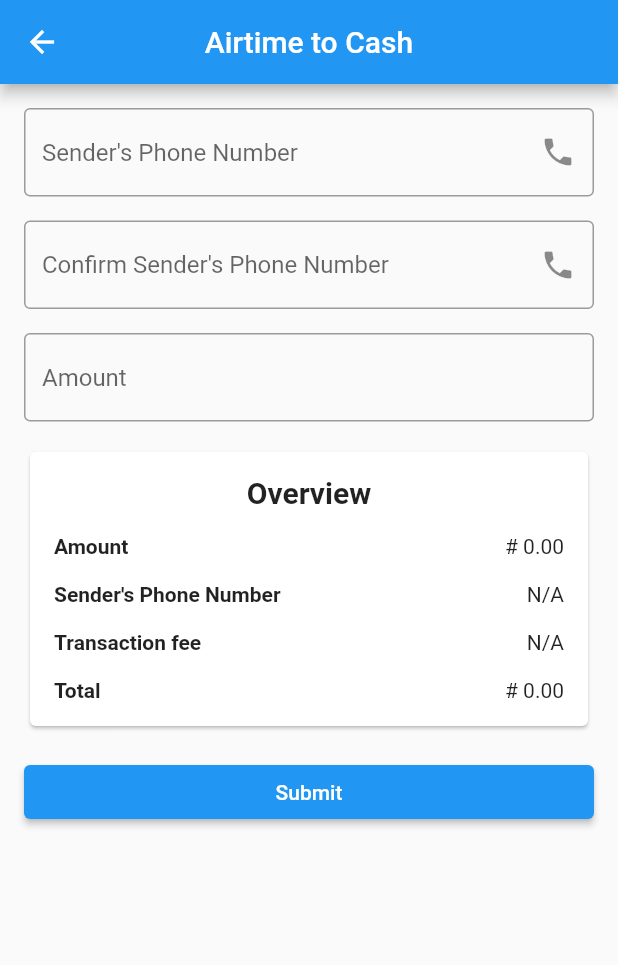
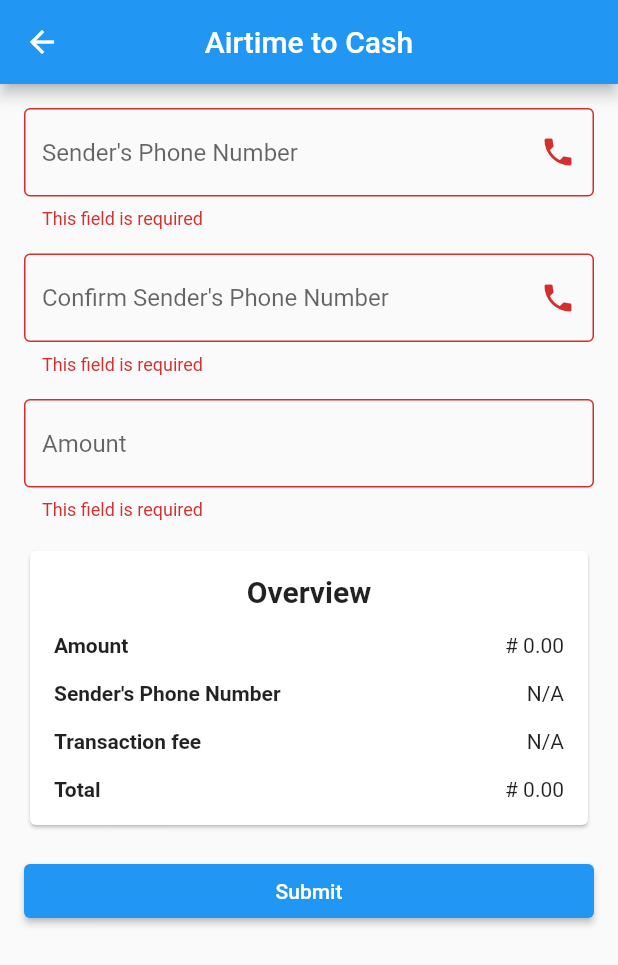
Before and after one commit to dennis-22-csc/T-Store, a Flutter app: the AirtimeConvert screen opened directly, after a tap on "Submit", on a phone screen of 412 x 824 dp. Shown: the top 965 px of the screen. Run offline on Flutter 3.47's test engine with Material 2 defaults, Android fonts, the phone set to English and light mode, and no system bars; our stand-ins replace device_preview.

```diff
--- a/frontend/lib/airtime_convert_form.dart
+++ b/frontend/lib/airtime_convert_form.dart
@@ -1,4 +1,5 @@
 import 'package:flutter/material.dart';
+//import 'package:flutter/services.dart';
 
 class AirtimeConvert extends StatefulWidget {
   const AirtimeConvert({required Key key}) : super(key: key);
@@ -15,9 +16,24 @@ class AirtimeConvertState extends State<AirtimeConvert> {
   String _amount = '# 0.00';
   String _transactionFee = 'N/A';
   String _total = '# 0.00';
+  final _phoneNumberFocusNode = FocusNode();
+  final _confirmPhoneNumberFocusNode = FocusNode();
+  final _amountFocusNode = FocusNode();
+
+  @override
+  void dispose() {
+    _phoneNumberController.dispose();
+    _confirmPhoneNumberController.dispose();
+    _amountController.dispose();
+    _phoneNumberFocusNode.dispose();
+    _confirmPhoneNumberFocusNode.dispose();
+    _amountFocusNode.dispose();
+    super.dispose();
+  }
 
   @override
   Widget build(BuildContext context) {
+
     return Scaffold(
       appBar: AppBar(
         leading: IconButton(
@@ -33,7 +49,7 @@ class AirtimeConvertState extends State<AirtimeConvert> {
         padding: const EdgeInsets.all(16.0),
         child: Form(
           key: _formKey,
-          autovalidateMode: AutovalidateMode.onUserInteraction,
+          autovalidateMode: AutovalidateMode.disabled,
           child: Column(
             crossAxisAlignment: CrossAxisAlignment.stretch,
             children: [
@@ -51,11 +67,27 @@ class AirtimeConvertState extends State<AirtimeConvert> {
                       ),
                     ),
                   ),
+
+                  //keyboardType: TextInputType.number,
+                    /*inputFormatters:  <TextInputFormatter> [
+                        FilteringTextInputFormatter.allow(RegExp(r"^\+?0[0-9]{10}$")),
+                        FilteringTextInputFormatter.digitsOnly,
+                        ],*/
+                  validator: (value) {
+                    if (value == null || value.isEmpty){
+                      return "This field is required";
+                    }
+                    return null;
+                  },
                   onChanged: (value) {
                       setState(() {
                         _phoneNumber = value;
                       });
                   },
+                  onFieldSubmitted: (_) {
+                    FocusScope.of(context).requestFocus(_confirmPhoneNumberFocusNode);
+                  },
+                  focusNode: _phoneNumberFocusNode
                 ),
               ),
 
@@ -68,26 +100,52 @@ class AirtimeConvertState extends State<AirtimeConvert> {
                     suffixIcon: Icon(Icons.phone),
                     border: OutlineInputBorder(
                       borderSide: BorderSide(
-                        color: Colors.red,
+                        color:  Colors.red,
                         width: 2.0,
                       ),
                     ),
                   ),
+
+                  //keyboardType: TextInputType.number,
+                    /*inputFormatters:  <TextInputFormatter> [
+                        FilteringTextInputFormatter.allow(RegExp(r"^\+?0[0-9]{10}$")),
+                        FilteringTextInputFormatter.digitsOnly,
+                        ],*/
+                  validator: (value) {
+                    if (value == null || value.isEmpty){
+                      return "This field is required";
+                    }
+                    if (value != _phoneNumberController.text) {
+                      return "Phone numbers doesn't match";
+                    }
+                    return null;
+                  },
+                  onFieldSubmitted: (_) {
+                    FocusScope.of(context).requestFocus(_amountFocusNode);
+                  },
+                  focusNode: _confirmPhoneNumberFocusNode,
                 ),
               ),
               Container(
                 margin: const EdgeInsets.only(bottom: 16.0),
-              child: TextFormField(
+                child: TextFormField(
                   controller: _amountController,
                   decoration: const InputDecoration(
                     hintText: "Amount",
                     border: OutlineInputBorder(
                       borderSide: BorderSide(
-                        color: Colors.red,
+                        color:  Colors.red,
                         width: 2.0,
                       ),
                     ),
                   ),
+
+                  validator: (value) {
+                    if (value == null || value.isEmpty){
+                      return "This field is required";
+                    }
+                    return null;
+                  },
                   onChanged: (value) {
                     setState(() {
                         _amount = '# $value';
@@ -95,6 +153,7 @@ class AirtimeConvertState extends State<AirtimeConvert> {
                         _total = '# ${getTotal(double.parse(value), getTransactionFee(double.parse(value)))}';
                       });
                   },
+                  focusNode: _amountFocusNode,
                 ),
               ),
               Container(
@@ -176,7 +235,25 @@ class AirtimeConvertState extends State<AirtimeConvert> {
                 margin: const EdgeInsets.only(bottom: 16.0),
                 child: ElevatedButton(
                   onPressed: () {
-
+                    if (_formKey.currentState!.validate()) {
+                      showDialog(
+                      context: context,
+                      builder: (BuildContext context) {
+                        return AlertDialog(
+                          title: const Text('Hi Chief!'),
+                          content: const Text('Your airtime conversion has been proccessed'),
+                          actions: [
+                            TextButton(
+                              child: const Text('OK'),
+                              onPressed: () {
+                                Navigator.of(context).pop();
+                              },
+                            ),
+                          ],
+                        );
+                      },
+                    );
+                    }
                   },
                   child: const Text('Submit'),
                 ),
@@ -194,4 +271,6 @@ class AirtimeConvertState extends State<AirtimeConvert> {
   double getTotal(double amount, double transactionFee){
     return amount + transactionFee;
   }
+
+
 }
```
